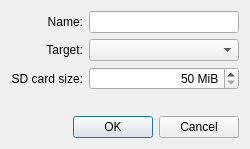
First picture: the form in src/plugins/android/addnewavddialog.ui, repository qt-creator/qt-creator, before the edit.
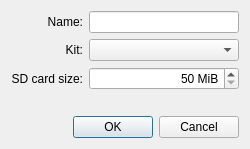
Second picture: the form after the edit.

```diff
--- a/src/plugins/android/addnewavddialog.ui
+++ b/src/plugins/android/addnewavddialog.ui
@@ -32,7 +32,7 @@
      <item row="1" column="0">
       <widget class="QLabel" name="label_2">
        <property name="text">
-        <string>Target:</string>
+        <string>Kit:</string>
        </property>
        <property name="alignment">
         <set>Qt::AlignRight|Qt::AlignTrailing|Qt::AlignVCenter</set>
```
